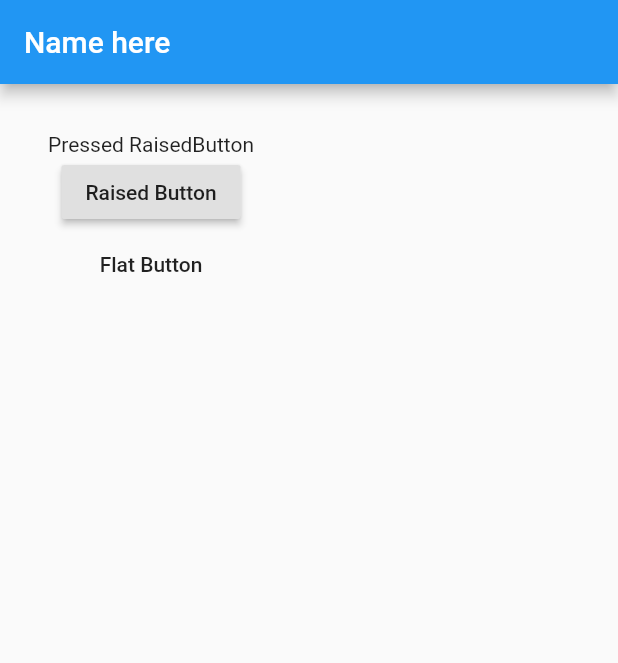
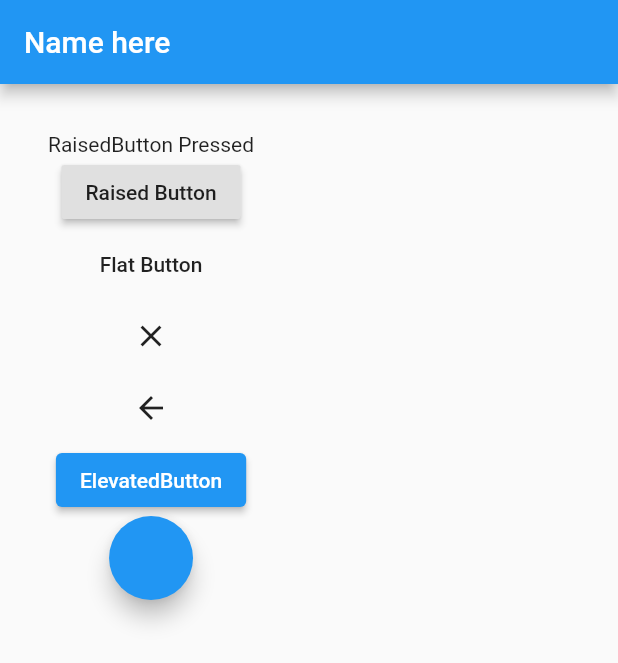
Before and after one commit to ChowDavid/flutter_tutorial, a Flutter app: the screen it shows after launch, after a tap on "Raised Button", on a phone screen of 412 x 824 dp. Shown: the top 663 px of the screen. Run offline on Flutter 3.47's test engine with Material 2 defaults, Android fonts, the phone set to English and light mode, and no system bars.

Commit message:
many others Button

```diff
--- a/lib/main.dart
+++ b/lib/main.dart
@@ -13,7 +13,7 @@ class _MyAppState extends State<MyApp> {
 
   void _onPress([String message='']){
     setState(() {
-      _value = 'Pressed '+message;
+      _value = message+' Pressed';
     });
   }
   @override
@@ -30,7 +30,19 @@ class _MyAppState extends State<MyApp> {
               Text(_value),
               RaisedButton(onPressed: ()=>_onPress('RaisedButton'), child: Text('Raised Button')),
               //IconButton(onPressed: _onPress,icon: Icon(Icons.access_alarm)),
-              FlatButton(onPressed: _onPress,child: Text('Flat Button'))
+              FlatButton(onPressed: _onPress,child: Text('Flat Button')),
+              CloseButton(onPressed: ()=>_onPress('CloaseButton') ),
+              BackButton(onPressed: ()=>_onPress('BackButton'),),
+              ElevatedButton(onPressed: _onPress,child: Text('ElevatedButton')),
+              FloatingActionButton(onPressed: ()=>_onPress('Floating Action Button'),),
+              //DropdownButton
+              //FloatingActionButton
+              //MaterialButton
+              //OutlineButton
+              //OutlinedButton
+              //PopupMenuButton
+              //RawMaterialButton
+              //TextButton
             ],
           ),
         )
```
